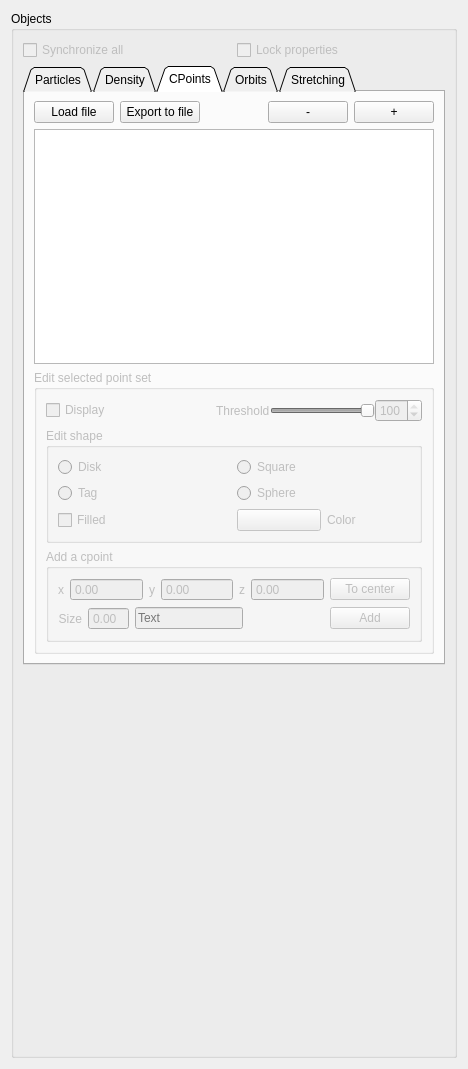
Old version of the form src/formobjectcontrol.ui in the repository jcldc/glnemo2.
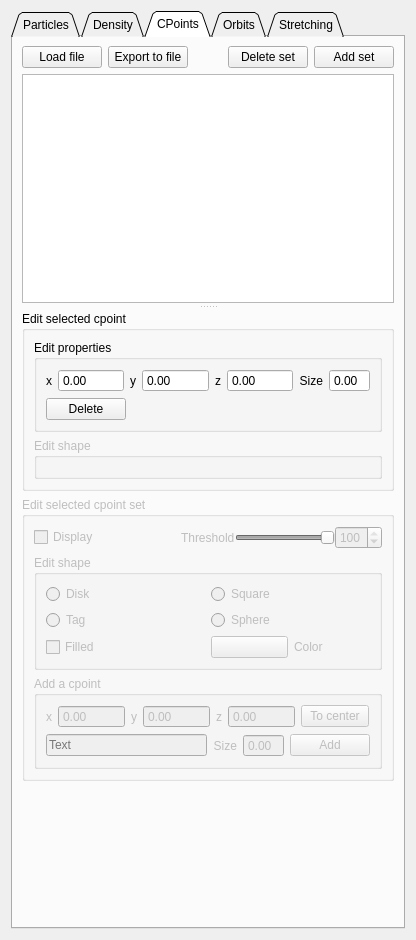
New version of the form. Icons and pictures are not drawn.

Commit message: Replace listview with treeview and add shift click to multi select and fast delete

```diff
--- a/src/formobjectcontrol.ui
+++ b/src/formobjectcontrol.ui
@@ -6,8 +6,8 @@
    <rect>
     <x>0</x>
     <y>0</y>
-    <width>468</width>
-    <height>1069</height>
+    <width>416</width>
+    <height>940</height>
    </rect>
   </property>
   <property name="sizePolicy">
@@ -29,20 +29,8 @@
    <iconset>
     <normaloff>../../../../../../../../../../../../../../home/jcl/.designer/backup</normaloff>../../../../../../../../../../../../../../home/jcl/.designer/backup</iconset>
   </property>
-  <layout class="QGridLayout" name="gridLayout_14">
-   <item row="0" column="0">
-    <widget class="QGroupBox" name="groupBox_3">
-     <property name="sizePolicy">
-      <sizepolicy hsizetype="Expanding" vsizetype="MinimumExpanding">
-       <horstretch>0</horstretch>
-       <verstretch>0</verstretch>
-      </sizepolicy>
-     </property>
-     <property name="title">
-      <string>Objects</string>
-     </property>
-     <layout class="QGridLayout" name="gridLayout_10">
-      <item row="1" column="0" colspan="2">
+  <layout class="QVBoxLayout" name="verticalLayout_6">
+   <item>
        <widget class="QTabWidget" name="objects_properties">
         <property name="sizePolicy">
          <sizepolicy hsizetype="Expanding" vsizetype="Expanding">
@@ -1021,8 +1009,288 @@
          <attribute name="title">
           <string>CPoints</string>
          </attribute>
-         <layout class="QGridLayout" name="gridLayout_12">
-          <item row="3" column="0" colspan="5">
+      <layout class="QGridLayout" name="gridLayout_10">
+       <item row="0" column="0">
+        <layout class="QHBoxLayout" name="load_groupbox">
+         <item>
+          <widget class="QPushButton" name="load_cpoints_file">
+           <property name="text">
+            <string>Load file</string>
+           </property>
+          </widget>
+         </item>
+         <item>
+          <widget class="QPushButton" name="export_cpoints_file">
+           <property name="text">
+            <string>Export to file</string>
+           </property>
+          </widget>
+         </item>
+         <item>
+          <spacer name="horizontalSpacer_3">
+           <property name="orientation">
+            <enum>Qt::Horizontal</enum>
+           </property>
+           <property name="sizeHint" stdset="0">
+            <size>
+             <width>78</width>
+             <height>20</height>
+            </size>
+           </property>
+          </spacer>
+         </item>
+         <item>
+          <widget class="QPushButton" name="delete_cpointset">
+           <property name="toolTip">
+            <string>Delete selected cpointset (hold shift to bypass confirmation)</string>
+           </property>
+           <property name="text">
+            <string>Delete set</string>
+           </property>
+          </widget>
+         </item>
+         <item>
+          <widget class="QPushButton" name="add_cpointset">
+           <property name="sizePolicy">
+            <sizepolicy hsizetype="Fixed" vsizetype="Fixed">
+             <horstretch>0</horstretch>
+             <verstretch>0</verstretch>
+            </sizepolicy>
+           </property>
+           <property name="toolTip">
+            <string>Create a new cpointset</string>
+           </property>
+           <property name="text">
+            <string>Add set</string>
+           </property>
+          </widget>
+         </item>
+        </layout>
+       </item>
+       <item row="1" column="0">
+        <widget class="QSplitter" name="splitter">
+         <property name="orientation">
+          <enum>Qt::Vertical</enum>
+         </property>
+         <property name="handleWidth">
+          <number>8</number>
+         </property>
+         <property name="childrenCollapsible">
+          <bool>false</bool>
+         </property>
+         <widget class="QTreeWidget" name="cpoints_set_treewidget">
+          <property name="sizePolicy">
+           <sizepolicy hsizetype="Expanding" vsizetype="MinimumExpanding">
+            <horstretch>0</horstretch>
+            <verstretch>0</verstretch>
+           </sizepolicy>
+          </property>
+          <attribute name="headerVisible">
+           <bool>false</bool>
+          </attribute>
+          <column>
+           <property name="text">
+            <string notr="true">1</string>
+           </property>
+          </column>
+         </widget>
+         <widget class="QWidget" name="verticalLayoutWidget">
+          <layout class="QVBoxLayout" name="verticalLayout_5">
+           <item>
+            <widget class="QGroupBox" name="edit_cpoint_groupbox">
+             <property name="enabled">
+              <bool>true</bool>
+             </property>
+             <property name="sizePolicy">
+              <sizepolicy hsizetype="Ignored" vsizetype="Fixed">
+               <horstretch>0</horstretch>
+               <verstretch>0</verstretch>
+              </sizepolicy>
+             </property>
+             <property name="title">
+              <string>Edit selected cpoint</string>
+             </property>
+             <property name="flat">
+              <bool>false</bool>
+             </property>
+             <property name="checkable">
+              <bool>false</bool>
+             </property>
+             <layout class="QVBoxLayout" name="verticalLayout_3">
+              <item>
+               <widget class="QGroupBox" name="groupBox_13">
+                <property name="sizePolicy">
+                 <sizepolicy hsizetype="Preferred" vsizetype="Preferred">
+                  <horstretch>0</horstretch>
+                  <verstretch>0</verstretch>
+                 </sizepolicy>
+                </property>
+                <property name="title">
+                 <string>Edit properties</string>
+                </property>
+                <layout class="QVBoxLayout" name="verticalLayout_4">
+                 <item>
+                  <layout class="QHBoxLayout" name="horizontalLayout_11">
+                   <property name="rightMargin">
+                    <number>0</number>
+                   </property>
+                   <item>
+                    <widget class="QLabel" name="label_18">
+                     <property name="sizePolicy">
+                      <sizepolicy hsizetype="Maximum" vsizetype="Preferred">
+                       <horstretch>0</horstretch>
+                       <verstretch>0</verstretch>
+                      </sizepolicy>
+                     </property>
+                     <property name="text">
+                      <string>x</string>
+                     </property>
+                     <property name="alignment">
+                      <set>Qt::AlignRight|Qt::AlignTrailing|Qt::AlignVCenter</set>
+                     </property>
+                    </widget>
+                   </item>
+                   <item>
+                    <widget class="QDoubleSpinBox" name="edit_cpoint_coords_x">
+                     <property name="buttonSymbols">
+                      <enum>QAbstractSpinBox::NoButtons</enum>
+                     </property>
+                     <property name="minimum">
+                      <double>-100000000000000096986267123712.000000000000000</double>
+                     </property>
+                     <property name="maximum">
+                      <double>9999999999999999583119736832.000000000000000</double>
+                     </property>
+                    </widget>
+                   </item>
+                   <item>
+                    <widget class="QLabel" name="label_19">
+                     <property name="sizePolicy">
+                      <sizepolicy hsizetype="Maximum" vsizetype="Preferred">
+                       <horstretch>0</horstretch>
+                       <verstretch>0</verstretch>
+                      </sizepolicy>
+                     </property>
+                     <property name="text">
+                      <string>y</string>
+                     </property>
+                     <property name="alignment">
+                      <set>Qt::AlignRight|Qt::AlignTrailing|Qt::AlignVCenter</set>
+                     </property>
+                    </widget>
+                   </item>
+                   <item>
+                    <widget class="QDoubleSpinBox" name="edit_cpoint_coords_y">
+                     <property name="buttonSymbols">
+                      <enum>QAbstractSpinBox::NoButtons</enum>
+                     </property>
+                     <property name="minimum">
+                      <double>-100000000000000096986267123712.000000000000000</double>
+                     </property>
+                     <property name="maximum">
+                      <double>9999999999999999583119736832.000000000000000</double>
+                     </property>
+                    </widget>
+                   </item>
+                   <item>
+                    <widget class="QLabel" name="label_20">
+                     <property name="sizePolicy">
+                      <sizepolicy hsizetype="Maximum" vsizetype="Preferred">
+                       <horstretch>0</horstretch>
+                       <verstretch>0</verstretch>
+                      </sizepolicy>
+                     </property>
+                     <property name="text">
+                      <string>z</string>
+                     </property>
+                     <property name="alignment">
+                      <set>Qt::AlignRight|Qt::AlignTrailing|Qt::AlignVCenter</set>
+                     </property>
+                    </widget>
+                   </item>
+                   <item>
+                    <widget class="QDoubleSpinBox" name="edit_cpoint_coords_z">
+                     <property name="buttonSymbols">
+                      <enum>QAbstractSpinBox::NoButtons</enum>
+                     </property>
+                     <property name="minimum">
+                      <double>-100000000000000096986267123712.000000000000000</double>
+                     </property>
+                     <property name="maximum">
+                      <double>9999999999999999583119736832.000000000000000</double>
+                     </property>
+                    </widget>
+                   </item>
+                   <item>
+                    <widget class="QLabel" name="label_21">
+                     <property name="sizePolicy">
+                      <sizepolicy hsizetype="Maximum" vsizetype="Preferred">
+                       <horstretch>0</horstretch>
+                       <verstretch>0</verstretch>
+                      </sizepolicy>
+                     </property>
+                     <property name="text">
+                      <string>Size</string>
+                     </property>
+                     <property name="alignment">
+                      <set>Qt::AlignRight|Qt::AlignTrailing|Qt::AlignVCenter</set>
+                     </property>
+                    </widget>
+                   </item>
+                   <item>
+                    <widget class="QDoubleSpinBox" name="e_cpoint_coords_size_2">
+                     <property name="buttonSymbols">
+                      <enum>QAbstractSpinBox::NoButtons</enum>
+                     </property>
+                    </widget>
+                   </item>
+                  </layout>
+                 </item>
+                 <item>
+                  <layout class="QHBoxLayout" name="horizontalLayout_9">
+                   <property name="topMargin">
+                    <number>0</number>
+                   </property>
+                   <item>
+                    <widget class="QPushButton" name="delete_cpoint_btn">
+                     <property name="text">
+                      <string>Delete</string>
+                     </property>
+                    </widget>
+                   </item>
+                   <item>
+                    <spacer name="horizontalSpacer_6">
+                     <property name="orientation">
+                      <enum>Qt::Horizontal</enum>
+                     </property>
+                     <property name="sizeHint" stdset="0">
+                      <size>
+                       <width>40</width>
+                       <height>20</height>
+                      </size>
+                     </property>
+                    </spacer>
+                   </item>
+                  </layout>
+                 </item>
+                </layout>
+               </widget>
+              </item>
+              <item>
+               <widget class="QGroupBox" name="groupBox_12">
+                <property name="enabled">
+                 <bool>false</bool>
+                </property>
+                <property name="title">
+                 <string>Edit shape</string>
+                </property>
+                <layout class="QGridLayout" name="gridLayout_15"/>
+               </widget>
+              </item>
+             </layout>
+            </widget>
+           </item>
+           <item>
            <widget class="QGroupBox" name="edit_cpointset_groupbox">
             <property name="enabled">
              <bool>false</bool>
@@ -1034,7 +1302,7 @@
              </sizepolicy>
             </property>
             <property name="title">
-             <string>Edit selected point set</string>
+              <string>Edit selected cpoint set</string>
             </property>
             <property name="flat">
              <bool>false</bool>
@@ -1334,29 +1602,6 @@
                   <property name="bottomMargin">
                    <number>0</number>
                   </property>
-                  <item>
-                   <widget class="QLabel" name="label_12">
-                    <property name="sizePolicy">
-                     <sizepolicy hsizetype="Maximum" vsizetype="Preferred">
-                      <horstretch>0</horstretch>
-                      <verstretch>0</verstretch>
-                     </sizepolicy>
-                    </property>
-                    <property name="text">
-                     <string>Size</string>
-                    </property>
-                    <property name="alignment">
-                     <set>Qt::AlignRight|Qt::AlignTrailing|Qt::AlignVCenter</set>
-                    </property>
-                   </widget>
-                  </item>
-                  <item>
-                   <widget class="QDoubleSpinBox" name="add_cpoint_coords_size">
-                    <property name="buttonSymbols">
-                     <enum>QAbstractSpinBox::NoButtons</enum>
-                    </property>
-                   </widget>
-                  </item>
                   <item>
                    <widget class="QLineEdit" name="add_cpoint_text">
                     <property name="enabled">
@@ -1368,17 +1613,27 @@
                    </widget>
                   </item>
                   <item>
-                   <spacer name="horizontalSpacer_5">
-                    <property name="orientation">
-                     <enum>Qt::Horizontal</enum>
-                    </property>
-                    <property name="sizeHint" stdset="0">
-                     <size>
-                      <width>40</width>
-                      <height>20</height>
-                     </size>
-                    </property>
-                   </spacer>
+                    <widget class="QLabel" name="label_12">
+                     <property name="sizePolicy">
+                      <sizepolicy hsizetype="Maximum" vsizetype="Preferred">
+                       <horstretch>0</horstretch>
+                       <verstretch>0</verstretch>
+                      </sizepolicy>
+                     </property>
+                     <property name="text">
+                      <string>Size</string>
+                     </property>
+                     <property name="alignment">
+                      <set>Qt::AlignRight|Qt::AlignTrailing|Qt::AlignVCenter</set>
+                     </property>
+                    </widget>
+                   </item>
+                   <item>
+                    <widget class="QDoubleSpinBox" name="add_cpoint_coords_size">
+                     <property name="buttonSymbols">
+                      <enum>QAbstractSpinBox::NoButtons</enum>
+                     </property>
+                    </widget>
                   </item>
                   <item>
                    <widget class="QPushButton" name="add_cpoint_btn">
@@ -1404,72 +1659,24 @@
             </layout>
            </widget>
           </item>
-          <item row="2" column="0" colspan="5">
-           <widget class="QListWidget" name="cpoints_set_listwidget"/>
-          </item>
-          <item row="1" column="0" colspan="5">
-           <layout class="QHBoxLayout" name="load_groupbox">
-            <property name="bottomMargin">
-             <number>0</number>
-            </property>
             <item>
-             <widget class="QPushButton" name="load_cpoints_file">
-              <property name="text">
-               <string>Load file</string>
-              </property>
-             </widget>
-            </item>
-            <item>
-             <widget class="QPushButton" name="export_cpoints_file">
-              <property name="text">
-               <string>Export to file</string>
-              </property>
-             </widget>
-            </item>
-            <item>
-             <spacer name="horizontalSpacer_3">
+            <spacer name="verticalSpacer_2">
               <property name="orientation">
-               <enum>Qt::Horizontal</enum>
+              <enum>Qt::Vertical</enum>
               </property>
               <property name="sizeHint" stdset="0">
                <size>
-                <width>78</width>
-                <height>20</height>
+               <width>20</width>
+               <height>40</height>
                </size>
               </property>
              </spacer>
             </item>
-            <item>
-             <widget class="QPushButton" name="remove_cpointset">
-              <property name="toolTip">
-               <string>Delete selected cpointset (hold shift to bypass confirmation)</string>
-              </property>
-              <property name="text">
-               <string>-</string>
-              </property>
-             </widget>
-            </item>
-            <item>
-             <widget class="QPushButton" name="add_cpointset">
-              <property name="sizePolicy">
-               <sizepolicy hsizetype="Fixed" vsizetype="Fixed">
-                <horstretch>0</horstretch>
-                <verstretch>0</verstretch>
-               </sizepolicy>
-              </property>
-              <property name="toolTip">
-               <string>Create a new cpointset</string>
-              </property>
-              <property name="text">
-               <string>+</string>
-              </property>
+          </layout>
+         </widget>
              </widget>
             </item>
            </layout>
-          </item>
-         </layout>
-         <zorder>cpoints_set_listwidget</zorder>
-         <zorder>edit_cpointset_groupbox</zorder>
         </widget>
         <widget class="QWidget" name="tab_orbits">
          <attribute name="title">
@@ -1682,54 +1889,6 @@
           </item>
          </layout>
         </widget>
-       </widget>
-      </item>
-      <item row="0" column="1">
-       <widget class="QCheckBox" name="lock_check">
-        <property name="enabled">
-         <bool>false</bool>
-        </property>
-        <property name="text">
-         <string>Lock properties</string>
-        </property>
-       </widget>
-      </item>
-      <item row="0" column="0">
-       <widget class="QCheckBox" name="syncho_check">
-        <property name="enabled">
-         <bool>false</bool>
-        </property>
-        <property name="sizePolicy">
-         <sizepolicy hsizetype="Minimum" vsizetype="Fixed">
-          <horstretch>0</horstretch>
-          <verstretch>0</verstretch>
-         </sizepolicy>
-        </property>
-        <property name="toolTip">
-         <string>&lt;html&gt;&lt;head&gt;&lt;meta name=&quot;qrichtext&quot; content=&quot;1&quot; /&gt;&lt;style type=&quot;text/css&quot;&gt;
-p, li { white-space: pre-wrap; }
-&lt;/style&gt;&lt;/head&gt;&lt;body style=&quot; font-family:'Sans Serif'; font-size:9pt; font-weight:400; font-style:normal;&quot;&gt;
-&lt;p style=&quot; margin-top:0px; margin-bottom:0px; margin-left:0px; margin-right:0px; -qt-block-indent:0; text-indent:0px;&quot;&gt;Synchronize all the objects&lt;/p&gt;&lt;/body&gt;&lt;/html&gt;</string>
-        </property>
-        <property name="text">
-         <string>Synchronize all</string>
-        </property>
-       </widget>
-      </item>
-      <item row="2" column="0" colspan="2">
-       <spacer name="verticalSpacer_3">
-        <property name="orientation">
-         <enum>Qt::Vertical</enum>
-        </property>
-        <property name="sizeHint" stdset="0">
-         <size>
-          <width>20</width>
-          <height>321</height>
-         </size>
-        </property>
-       </spacer>
-      </item>
-     </layout>
     </widget>
    </item>
   </layout>
```
Left out of the diff: 405 changed lines with no effect on the pictures. Lines whose indentation alone changed are shown as unchanged. The commit also changes 4 other files.
